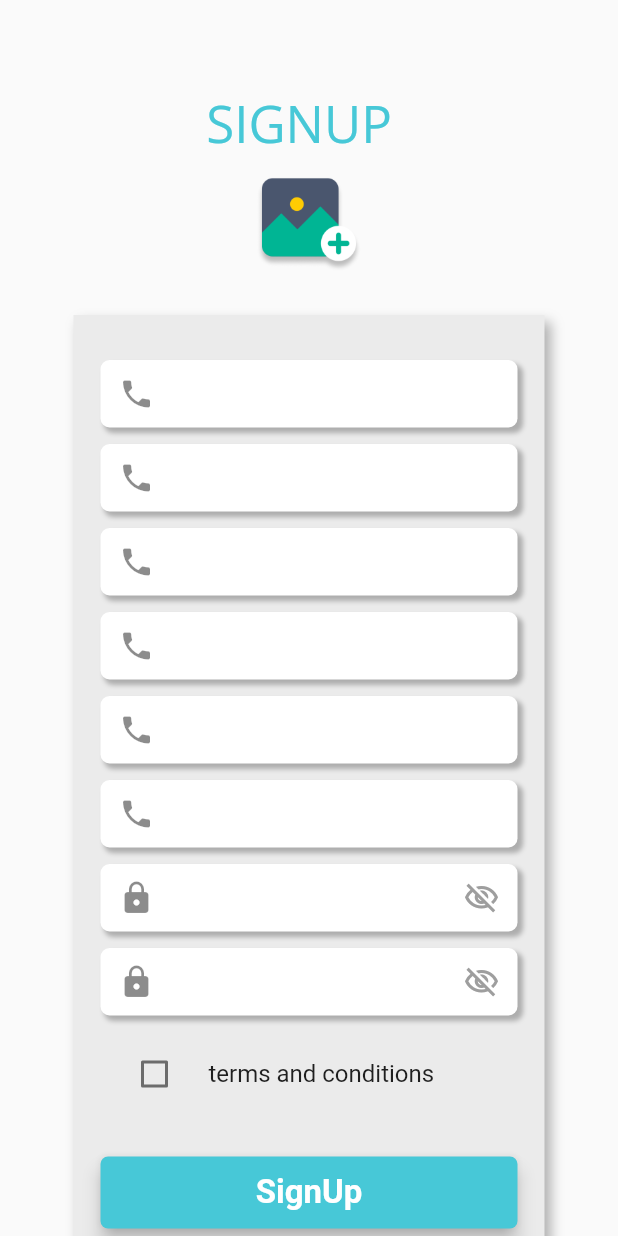
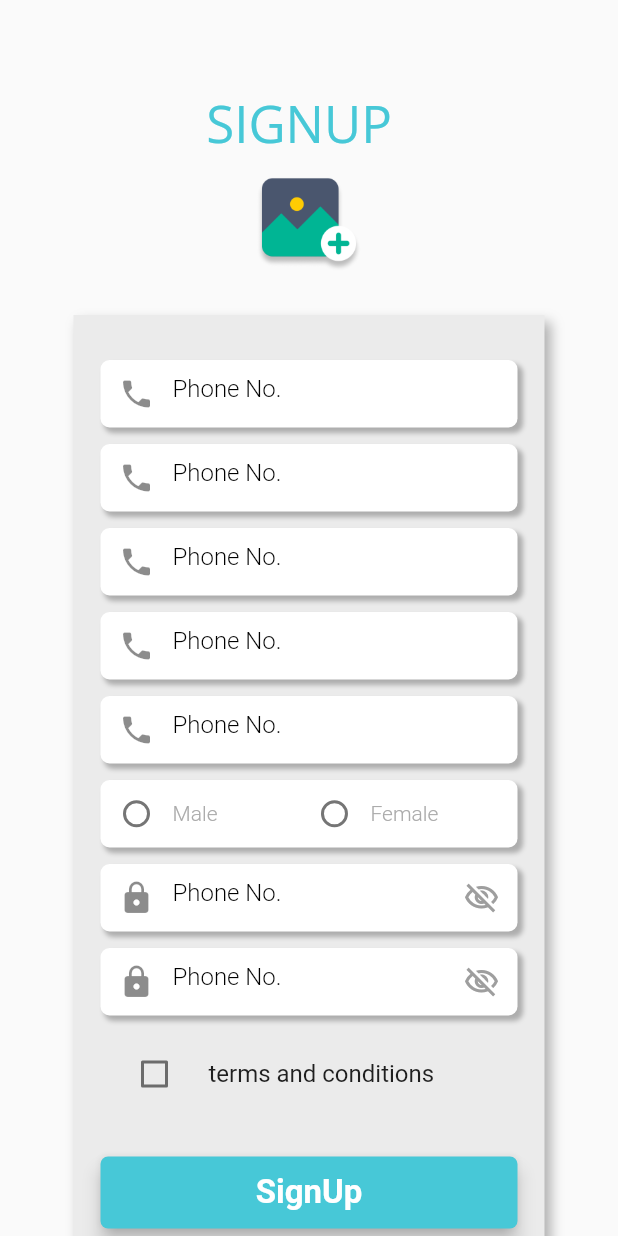
Before and after one commit to toriqultonu/Tution_Khata, a Flutter app: the screen it shows after launch, after a tap on "CLICK TO CREATE ACCOUNT", on a phone screen of 412 x 824 dp. Run offline on Flutter 3.47's test engine with Material 2 defaults, Android fonts, the phone set to English and light mode, and no system bars; our stand-ins replace image_picker; Roboto replaces fonts that are missing (Open Sans, Raleway); project files that could hold a hidden picture were left out.

Commit message:
resolved textfieldform

```diff
--- a/lib/constant.dart
+++ b/lib/constant.dart
@@ -4,6 +4,7 @@
 var primaryColor = Color(0xff47C8D7);
 var secondaryColor = Color(0xffFBE9D5);
 var boxColor = Color(0xffEBEBEB);
+var hintTextColor = Color(0xffABABAB);
 
 var regexPhone = RegExp(r'(^(\+88|0088)?(01){1}[3456789]{1}(\d){8})$');
 
@@ -13,5 +14,6 @@
   fontSize: 16,
   fontWeight: FontWeight.w300,
   fontFamily: "Raleway",
-  height: 18
+
+    color: Colors.black
 );
--- a/lib/views/login_page.dart
+++ b/lib/views/login_page.dart
@@ -60,11 +60,11 @@
         ]
               ),
               child: Column(
-                crossAxisAlignment: CrossAxisAlignment.center,
+                crossAxisAlignment: CrossAxisAlignment.stretch,
                 children: [
                   Container(
 
-                    width: MediaQuery.of(context).size.width,
+                   // width: MediaQuery.of(context).size.width,
                     height: 45,
                     decoration: BoxDecoration(
                         color: Colors.white,
@@ -80,14 +80,22 @@
                     ),
 
                     child: TextFormField(
+                      textAlignVertical: TextAlignVertical.center,
                       keyboardType: TextInputType.phone,
                       decoration: InputDecoration(
-                        fillColor: Colors.white,
-                        focusColor: Colors.grey,
-                        prefixIcon: Icon(Icons.phone),
-                        hintText: 'Phone No.',
-                        hintStyle: hintText,
-                        border: OutlineInputBorder(borderSide: BorderSide.none),
+                        isCollapsed: true,
+                        //fillColor: Colors.white,
+                        //focusColor: Colors.grey,
+                          prefixIcon: Icon(Icons.phone),
+                          labelText: 'Phone No.',
+                          hintStyle: hintText,
+                          floatingLabelBehavior: FloatingLabelBehavior.never,
+                          border: InputBorder.none,
+                          focusedBorder: InputBorder.none,
+                          enabledBorder: InputBorder.none,
+                          errorBorder: InputBorder.none,
+                          disabledBorder: InputBorder.none
+                        //border: OutlineInputBorder(borderSide: BorderSide.none),
                       ),
                     ),
                   ),
--- a/lib/views/register_page.dart
+++ b/lib/views/register_page.dart
@@ -23,6 +23,7 @@
 
   File? imageFile;
   bool passwordVisible = false;
+  int? selectedRadio;
 
   bool _checked = false;
 
@@ -30,6 +31,12 @@
     final pickedFile = await ImagePicker().getImage(source: source);
     setState(() {
       imageFile = File(pickedFile!.path);
+    });
+  }
+
+  setSelectedRadio(val){
+    setState(() {
+      selectedRadio = val;
     });
   }
 
@@ -265,16 +272,29 @@
                                 ]
                             ),
 
-                            child: TextFormField(
-                              keyboardType: TextInputType.phone,
-                              decoration: InputDecoration(
-                                fillColor: Colors.white,
-                                focusColor: Colors.grey,
-                                prefixIcon: Icon(Icons.phone),
-                                hintText: 'Phone No.',
-                                hintStyle: hintText,
-                                border: OutlineInputBorder(borderSide: BorderSide.none),
+                            child: Row(
+                              children:[ Radio(
+                                value: 1,
+                                groupValue: selectedRadio,
+                                activeColor: primaryColor,
+                                onChanged: (value){
+                                  setSelectedRadio(value);
+                                  print(selectedRadio);
+                                },
                               ),
+                                Text('Male', style: TextStyle(color: hintTextColor, fontWeight: FontWeight.w300, fontSize: 14),),
+                                SizedBox(width: 54,),
+                                Radio(
+                                  value: 2,
+                                  groupValue: selectedRadio,
+                                  activeColor: primaryColor,
+                                  onChanged: (value){
+                                      setSelectedRadio(value);
+                                      print(selectedRadio);
+                                  },
+                                ),
+                                Text('Female', style: TextStyle(color: hintTextColor, fontWeight: FontWeight.w300, fontSize: 14),),
+                            ]
                             ),
                           ),
                           Spacer(),
```
Also changed, not shown: lib/components/textformfield_design.dart (added).
